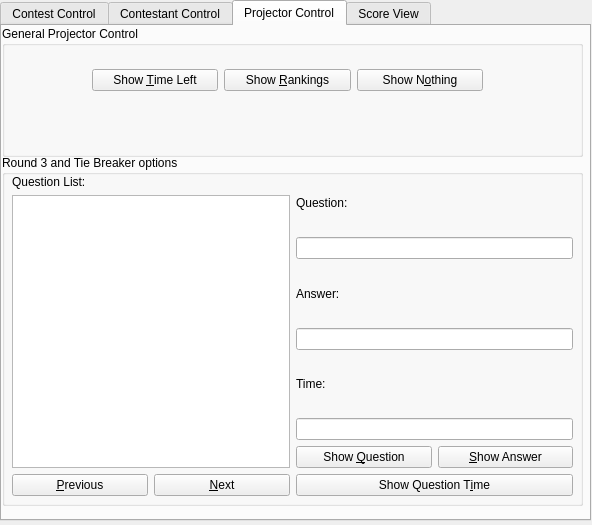
First picture: the form in src/server/server.ui, repository trigger-happy/Cerberus, before the edit.
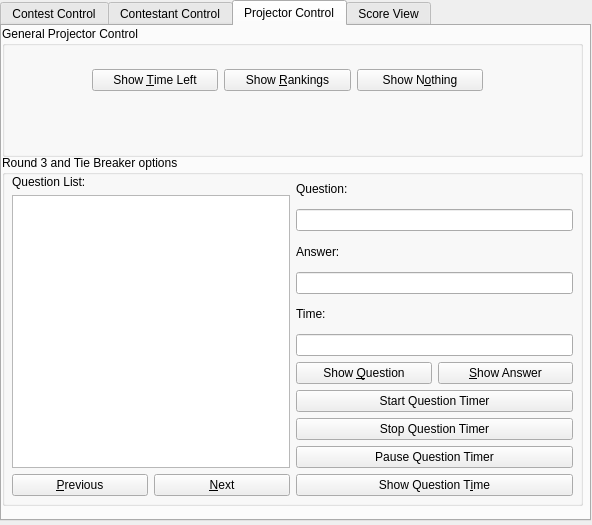
Second picture: the form after the edit. The open tabs and pages were chosen to show the change.

Commit message: Server: Added buttons for controlling question timer.

The edit to the form file:
```diff
--- a/src/server/server.ui
+++ b/src/server/server.ui
@@ -462,6 +462,27 @@
            </item>
           </layout>
          </item>
+         <item>
+          <widget class="QPushButton" name="qstart_btn">
+           <property name="text">
+            <string>Start Question Timer</string>
+           </property>
+          </widget>
+         </item>
+         <item>
+          <widget class="QPushButton" name="qstop_btn">
+           <property name="text">
+            <string>Stop Question Timer</string>
+           </property>
+          </widget>
+         </item>
+         <item>
+          <widget class="QPushButton" name="qpause_btn">
+           <property name="text">
+            <string>Pause Question Timer</string>
+           </property>
+          </widget>
+         </item>
          <item>
           <widget class="QPushButton" name="p_show_qtime_btn">
            <property name="text">
```
